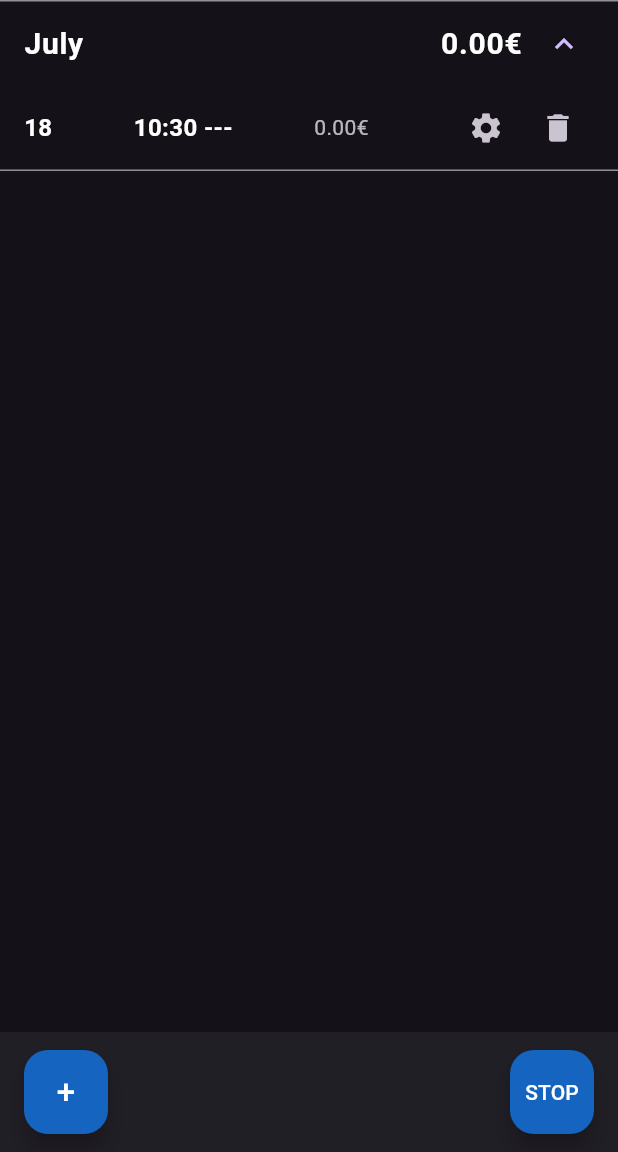
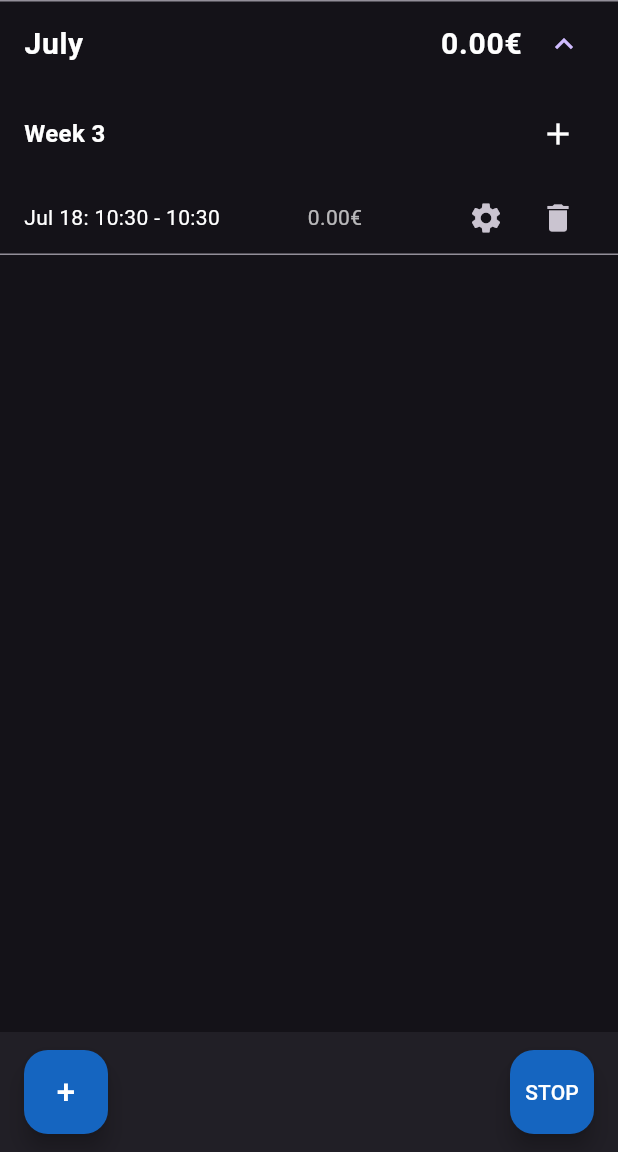
Before and after one commit to Mich-Dich/salary_app, a Flutter app: the screen it shows after launch, after a tap on "START", on a phone screen of 412 x 824 dp, the part 84-1236 px from its top. Run offline on Flutter 3.47's test engine with Material 3 defaults, Android fonts, the phone set to English and light mode, and no system bars; our stand-ins replace numberpicker.

Commit message:
divide entries into weeks && show details for week

```diff
--- a/lib/main.dart
+++ b/lib/main.dart
@@ -6,7 +6,6 @@ import 'entry.dart';
 import 'storage_handler.dart';
 import 'add_entry_dialog.dart';
 import 'edit_entry_dialog.dart';
-import 'util.dart';
 
 void main() {
   runApp(SalaryCalculatorApp());
@@ -117,36 +116,33 @@ class _SalaryCalculatorHomePageState extends State<SalaryCalculatorHomePage> {
     );
   }
 
+
     Widget _buildEntriesList() {
-    // Group entries by month and day
     Map<String, Map<int, List<Entry>>> groupedEntries = {};
 
     for (var entry in entries) {
       String month = DateFormat.MMMM().format(entry.date);
-      int day = entry.date.day;
+      int week = ((entry.date.day - 1) ~/ 7) + 1;
 
       if (!groupedEntries.containsKey(month))
         groupedEntries[month] = {};
 
-      if (!groupedEntries[month]!.containsKey(day))
-        groupedEntries[month]![day] = [];
+      if (!groupedEntries[month]!.containsKey(week))
+        groupedEntries[month]![week] = [];
 
-      groupedEntries[month]![day]!.add(entry);
+      groupedEntries[month]![week]!.add(entry);
     }
 
-    // Get the current month
     String currentMonth = DateFormat.MMMM().format(DateTime.now());
 
-    // Build the list view
     return ListView.builder(
       itemCount: groupedEntries.length,
       itemBuilder: (context, monthIndex) {
         String month = groupedEntries.keys.elementAt(monthIndex);
-        Map<int, List<Entry>> entriesByDay = groupedEntries[month]!;
+        Map<int, List<Entry>> entriesByWeek = groupedEntries[month]!;
 
-        // Calculate total amount for the month
         double totalAmountForMonth = 0;
-        for (var entries in entriesByDay.values)
+        for (var entries in entriesByWeek.values)
           for (var entry in entries)
             totalAmountForMonth += entry.amount;
 
@@ -165,61 +161,58 @@ class _SalaryCalculatorHomePageState extends State<SalaryCalculatorHomePage> {
               ),
             ],
           ),
-          children: entriesByDay.keys.map((day) {
-            List<Entry> entriesOfDay = entriesByDay[day]!;
-            if (entriesOfDay.length == 1) {
-              Entry entry = entriesOfDay.first;
-              return Padding(
-                padding: const EdgeInsets.symmetric(horizontal: 16.0, vertical: 4.0),
+          children: entriesByWeek.keys.map((week) {
+            List<Entry> entriesOfWeek = entriesByWeek[week]!;
+            bool isExpanded = false;
+
+            double totalAmountForWeek = 0;
+            int totalMinutesForWeek = 0;
+            for (var entry in entriesOfWeek) {
+              totalAmountForWeek += entry.amount;
+              totalMinutesForWeek += entry.endTime.difference(entry.startTime).inMinutes;
+            }
+
+            int hours = totalMinutesForWeek ~/ 60;
+            int minutes = totalMinutesForWeek % 60;
+            String totalHoursForWeek = '${hours.toString().padLeft(2, '0')}:${minutes.toString().padLeft(2, '0')}';
+
+            return StatefulBuilder(
+              builder: (context, setState) {
+                return Container(
+                  child: Column(
+                    crossAxisAlignment: CrossAxisAlignment.start,
+                    children: [
+                      Padding(
+                        padding: const EdgeInsets.symmetric(horizontal: 16.0, vertical: 8.0),
                         child: Row(
                           mainAxisAlignment: MainAxisAlignment.spaceBetween,
                           children: [
                             Text(
-                      day.toString().padLeft(2, '0'),
+                              'Week $week',
                               style: const TextStyle(fontSize: 16, fontWeight: FontWeight.bold, color: Colors.white),
                             ),
-                    Text(
-                      '${DateFormat.Hm().format(entry.startTime)} ${entry.endTime == entry.startTime ? '---' : '- ${DateFormat.Hm().format(entry.endTime)}'}',
-                      style: const TextStyle(fontSize: 16, fontWeight: FontWeight.bold, color: Colors.white),
+                            IconButton(
+                              icon: Icon(
+                                isExpanded ? Icons.remove : Icons.add,
+                                color: Colors.white,
                               ),
-                    Text(
-                      '${entry.amount.toStringAsFixed(2)}€',
-                      style: const TextStyle(color: Colors.white70),
-                    ),
-                    Row(
-                      children: [
-                        IconButton(
-                          icon: const Icon(Icons.settings),
-                          onPressed: () => _editEntry(entry),
-                        ),
-                        IconButton(
-                          icon: const Icon(Icons.delete),
-                          onPressed: () => _deleteEntry(entries.indexOf(entry)),
+                              onPressed: () {
+                                setState(() {
+                                  isExpanded = !isExpanded;
+                                });
+                              },
                             ),
                           ],
                         ),
-                  ],
-                ),
-              );
-            } else {
-              return Column(
-                crossAxisAlignment: CrossAxisAlignment.start,
-                children: [
-                  Padding(
-                    padding: const EdgeInsets.symmetric(horizontal: 16.0),
-                    child: Text(
-                      day.toString(),
-                      style: const TextStyle(fontSize: 16, fontWeight: FontWeight.bold, color: Colors.white),
-                    ),
                       ),
                       Column(
-                    children: entriesOfDay.map((entry) => Padding(
-                      padding: const EdgeInsets.symmetric(horizontal: 16.0, vertical: 4.0),
+                        children: entriesOfWeek.map((entry) => Padding(
+                          padding: const EdgeInsets.symmetric(horizontal: 16.0, vertical: 0),
                           child: Row(
                             mainAxisAlignment: MainAxisAlignment.spaceBetween,
                             children: [
                               Text(
-                            '   ${DateFormat.Hm().format(entry.startTime).padLeft(5, '0')} ${entry.endTime == entry.startTime ? '---' : '- ${DateFormat.Hm().format(entry.endTime).padLeft(5, '0')}'}',
+                                '${DateFormat.MMMd().format(entry.date)}: ${DateFormat.Hm().format(entry.startTime)} - ${DateFormat.Hm().format(entry.endTime)}',
                                 style: const TextStyle(color: Colors.white),
                               ),
                               Text(
@@ -242,14 +235,35 @@ class _SalaryCalculatorHomePageState extends State<SalaryCalculatorHomePage> {
                           ),
                         )).toList(),
                       ),
+                      if (isExpanded)
+                        Padding(
+                          padding: const EdgeInsets.symmetric(horizontal: 16.0, vertical: 8.0),
+                          child: Column(
+                            crossAxisAlignment: CrossAxisAlignment.start,
+                            children: [
+                              Text(
+                                'Total hours worked: $totalHoursForWeek',
+                                style: const TextStyle(color: Colors.white70),
+                              ),
+                              Text(
+                                'Total amount earned: ${totalAmountForWeek.toStringAsFixed(2)}€',
+                                style: const TextStyle(color: Colors.white70),
+                              ),
                             ],
+                          ),
+                        ),
+                    ],
+                  ),
                 );
-            }
+              },
+            );
           }).toList(),
         );
       },
     );
   }
+
+
 
   void _editEntry(Entry entry) {
     showDialog(
--- a/pubspec.yaml
+++ b/pubspec.yaml
@@ -33,6 +33,7 @@ dependencies:
   numberpicker: ^2.1.0
   path_provider: ^2.0.11
   intl: ^0.18.0
+  collection: ^1.15.0
 
 
   # The following adds the Cupertino Icons font to your application.
```
Also changed, not shown: pubspec.lock, 4 other files. Lines whose indentation alone changed are shown as unchanged.
